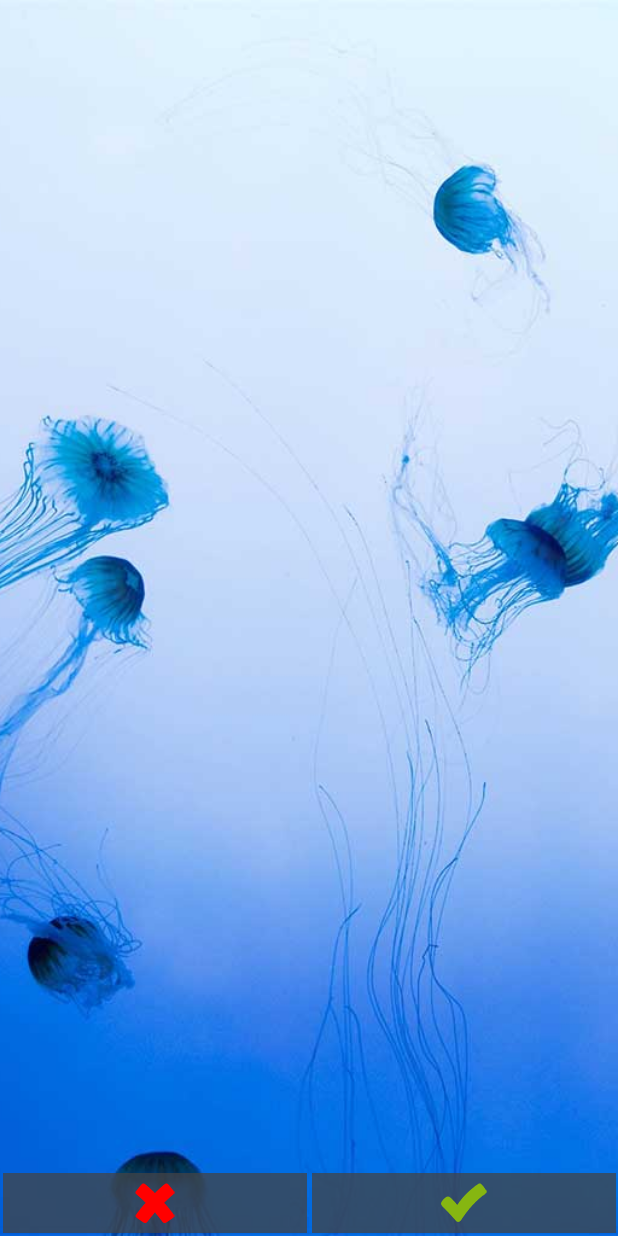
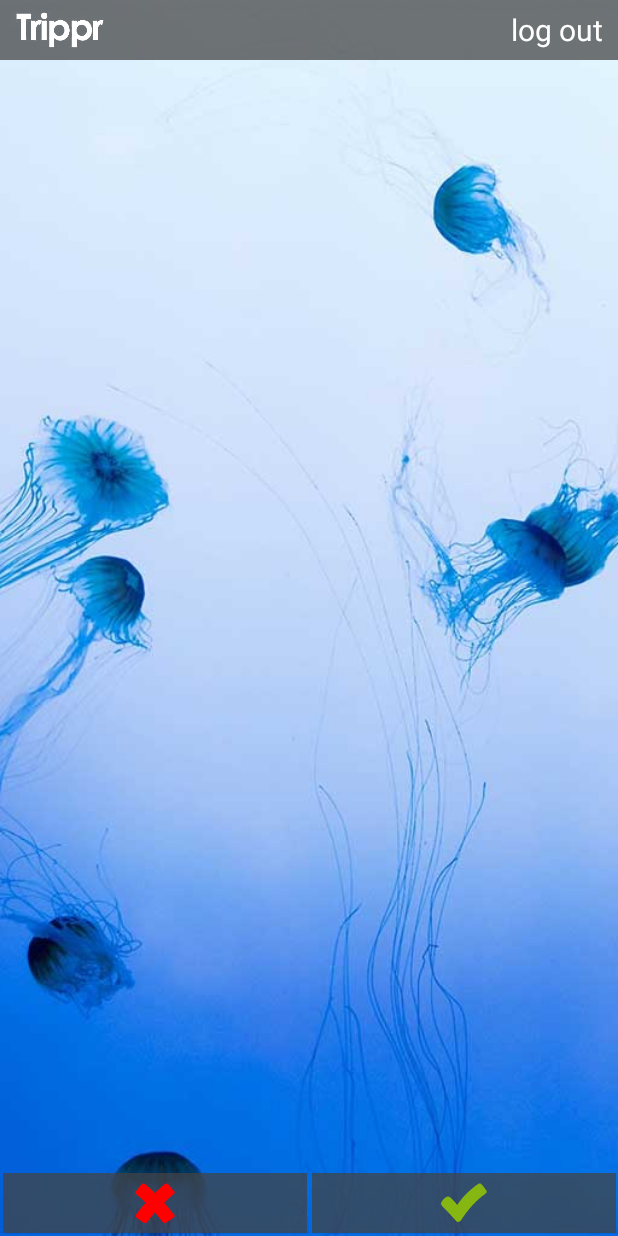
Before and after one commit to asikrandev/trippr, an Android app: the MainActivity screen opened directly, with no data from a screen before it, on a phone screen of 412 x 824 dp. Run offline under Robolectric (Android 15) with nearby library versions, the phone set to English and light mode, and no system bars; libraries missing offline, so code that uses them is left out: com.joanzapata.android; 2 statements that could not run were skipped.

Commit message:
logout button

```diff
--- a/android/Trippr/app/src/main/AndroidManifest.xml
+++ b/android/Trippr/app/src/main/AndroidManifest.xml
@@ -6,7 +6,6 @@
     <uses-permission android:name="android.permission.ACCESS_NETWORK_STATE"/>
     <uses-permission android:name="android.permission.ACCESS_FINE_LOCATION"/>
     <uses-permission android:name="android.permission.ACCESS_COARSE_LOCATION"/>
-    <uses-permission android:name="android.permission.RECORD_AUDIO"/>
     <uses-permission android:name="android.permission.ACCESS_WIFI_STATE"/>.
 
     <application
--- a/android/Trippr/app/src/main/java/com/asikrandev/trippr/MainActivity.java
+++ b/android/Trippr/app/src/main/java/com/asikrandev/trippr/MainActivity.java
@@ -62,6 +62,7 @@ public class MainActivity extends ActionBarActivity {
     private TextView priceTV;
     private TextView fromCityTV;
     private TextView waitTV;
+    private TextView logout;
 
     private ImageButton restartButton;
     private ImageButton yesButton;
@@ -112,6 +113,13 @@ public class MainActivity extends ActionBarActivity {
 
         buttonsLayout = (LinearLayout) findViewById(R.id.buttons);
 
+        logout = (TextView) findViewById(R.id.logout);
+        logout.setOnClickListener( new View.OnClickListener() {
+            @Override
+            public void onClick(View v) {
+                logout();
+            }
+        });
         yesButton = (ImageButton) findViewById(R.id.yesButton);
         noButton = (ImageButton) findViewById(R.id.noButton);
 
@@ -145,6 +153,7 @@ public class MainActivity extends ActionBarActivity {
             @Override
             public void onLike(int position) {
                 like.add(list.get(position).getTags());
+
             }
 
             @Override
@@ -421,4 +430,12 @@ public class MainActivity extends ActionBarActivity {
 
         return query;
     }
+
+    public void logout(){
+        Log.d("trippr", "logout");
+        SessionWrapper.acisionSdk = null;
+        SessionWrapper.messaging = null;
+        Intent intent = new Intent(this, LoginActivity.class);
+        startActivity(intent);
+    }
 }
--- a/android/Trippr/app/src/main/res/layout/activity_main.xml
+++ b/android/Trippr/app/src/main/res/layout/activity_main.xml
@@ -14,6 +14,32 @@
         android:id="@+id/tripper_swipe">
 
     </LinearLayout>
+
+    <RelativeLayout
+        android:layout_width="match_parent"
+        android:layout_height="40dp"
+        android:background="@color/darkgraya">
+
+        <ImageView
+            android:layout_width="60dp"
+            android:layout_height="30dp"
+            android:layout_alignParentLeft="true"
+            android:layout_marginLeft="10dp"
+            android:layout_centerVertical="true"
+            android:src="@drawable/trippr_tipo_white"/>
+
+        <TextView
+            android:id="@+id/logout"
+            android:layout_width="wrap_content"
+            android:layout_height="wrap_content"
+            android:textColor="@color/white"
+            android:textSize="20sp"
+            android:layout_alignParentRight="true"
+            android:layout_centerVertical="true"
+            android:layout_marginRight="10dp"
+            android:text="log out"/>
+
+    </RelativeLayout>
 
      <LinearLayout
          android:layout_width="match_parent"
```
Also changed, not shown: android/Trippr/app/src/main/res/drawable-hdpi/trippr_tipo.png (added), android/Trippr/app/src/main/res/drawable-hdpi/trippr_tipo_white.png (added).
